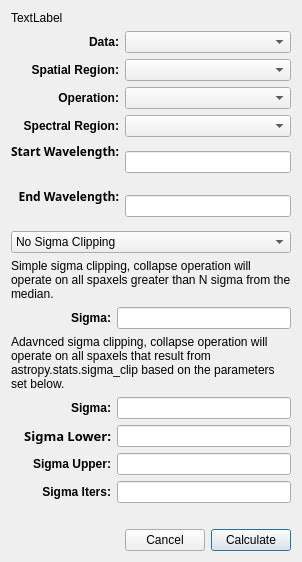
Above: cubeviz/tools/collapse.ui from spacetelescope/cubeviz before the change. Below: the same form after it.
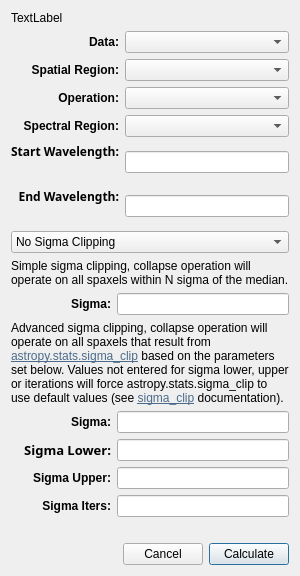
That is the form after the change.

What changed in the file:
```diff
--- a/cubeviz/tools/collapse.ui
+++ b/cubeviz/tools/collapse.ui
@@ -89,7 +89,7 @@
        <item row="0" column="0" colspan="2">
         <widget class="QLabel" name="simple_sigma_description">
          <property name="text">
-          <string>Simple sigma clipping, collapse operation will operate on all spaxels greater than N sigma from the median.</string>
+          <string>Simple sigma clipping, collapse operation will operate on all spaxels within N sigma of the median.</string>
          </property>
          <property name="wordWrap">
           <bool>true</bool>
@@ -420,7 +420,7 @@
        <item row="0" column="0" colspan="2">
         <widget class="QLabel" name="advanced_sigma_description">
          <property name="text">
-          <string>Adavnced sigma clipping, collapse operation will operate on all spaxels that result from astropy.stats.sigma_clip based on the parameters set below.</string>
+           <string>&lt;html&gt;&lt;head/&gt;&lt;body&gt;&lt;p&gt;Advanced sigma clipping, collapse operation will operate on all spaxels that result from &lt;a href=&quot;http://docs.astropy.org/en/stable/api/astropy.stats.sigma_clip.html&quot;&gt;&lt;span style=&quot; text-decoration: underline; color:#4c6b8a;&quot;&gt;astropy.stats.sigma_clip&lt;/span&gt;&lt;/a&gt; based on the parameters set below. Values not entered for sigma lower, upper or iterations will force astropy.stats.sigma_clip to use default values (see &lt;a href=&quot;http://docs.astropy.org/en/stable/api/astropy.stats.sigma_clip.html&quot;&gt;&lt;span style=&quot; text-decoration: underline; color:#4c6b8a;&quot;&gt;sigma_clip&lt;/span&gt;&lt;/a&gt; documentation).&lt;/p&gt;&lt;/body&gt;&lt;/html&gt;</string>
          </property>
          <property name="wordWrap">
           <bool>true</bool>
```
Left out of the diff: 3 changed lines with no effect on the pictures.
